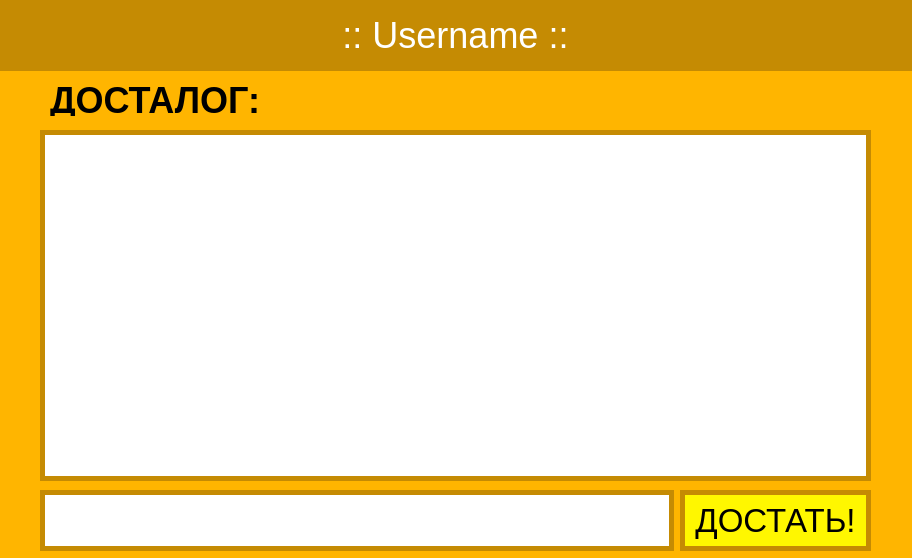
Above: PesterChum/userchat.ui from S032/PesterChum before the change. Below: the same form after it.
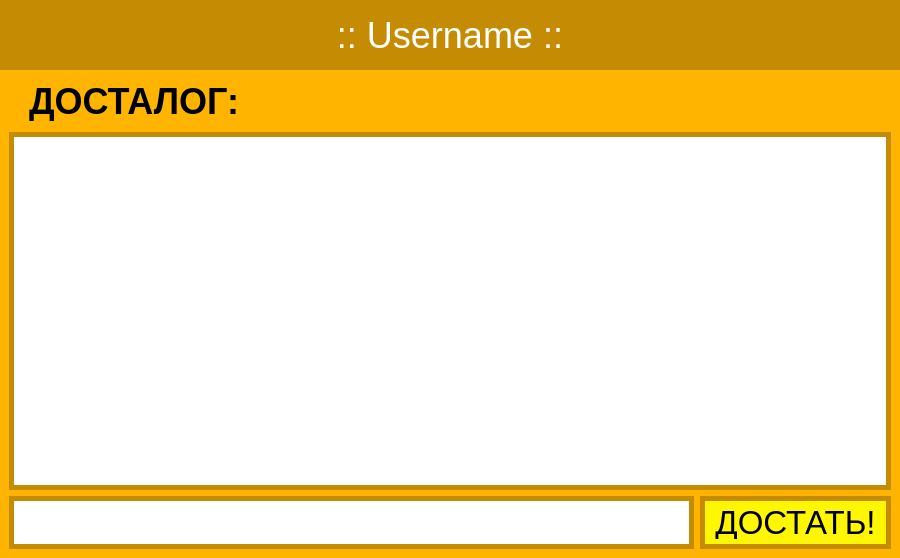
That is the form after the change.

Patch:
```diff
--- a/PesterChum/userchat.ui
+++ b/PesterChum/userchat.ui
@@ -6,10 +6,22 @@
    <rect>
     <x>0</x>
     <y>0</y>
-    <width>912</width>
+    <width>900</width>
     <height>558</height>
    </rect>
   </property>
+  <property name="minimumSize">
+   <size>
+    <width>900</width>
+    <height>0</height>
+   </size>
+  </property>
+  <property name="maximumSize">
+   <size>
+    <width>900</width>
+    <height>16777215</height>
+   </size>
+  </property>
   <property name="palette">
    <palette>
     <active>
@@ -225,14 +237,91 @@
     border-radius: 3px;
     border-radius: 0;</string>
   </property>
+  <layout class="QVBoxLayout" name="verticalLayout">
+   <property name="leftMargin">
+    <number>0</number>
+   </property>
+   <property name="topMargin">
+    <number>0</number>
+   </property>
+   <property name="rightMargin">
+    <number>0</number>
+   </property>
+   <property name="bottomMargin">
+    <number>0</number>
+   </property>
+   <item>
+    <widget class="QLabel" name="label_2">
+     <property name="minimumSize">
+      <size>
+       <width>0</width>
+       <height>70</height>
+      </size>
+     </property>
+     <property name="maximumSize">
+      <size>
+       <width>16777215</width>
+       <height>70</height>
+      </size>
+     </property>
+     <property name="font">
+      <font>
+       <family>MS Sans Serif</family>
+       <pointsize>27</pointsize>
+      </font>
+     </property>
+     <property name="styleSheet">
+      <string notr="true">background-color: rgba(197, 139, 3, 1)</string>
+     </property>
+     <property name="text">
+      <string>:: Username ::</string>
+     </property>
+     <property name="alignment">
+      <set>Qt::AlignCenter</set>
+     </property>
+    </widget>
+   </item>
+   <item>
+    <layout class="QVBoxLayout" name="Dialog">
+     <property name="leftMargin">
+      <number>9</number>
+     </property>
+     <property name="topMargin">
+      <number>0</number>
+     </property>
+     <property name="rightMargin">
+      <number>9</number>
+     </property>
+     <item>
+      <widget class="QLabel" name="label">
+       <property name="maximumSize">
+        <size>
+         <width>16777215</width>
+         <height>50</height>
+        </size>
+       </property>
+       <property name="font">
+        <font>
+         <family>MS Sans Serif</family>
+         <pointsize>27</pointsize>
+         <bold>true</bold>
+        </font>
+       </property>
+       <property name="styleSheet">
+        <string notr="true">color: rgb(0, 0, 0);</string>
+       </property>
+       <property name="text">
+        <string>ДОСТАЛОГ:</string>
+       </property>
+      </widget>
+     </item>
+     <item>
   <widget class="QListView" name="listView">
-   <property name="geometry">
-    <rect>
-     <x>40</x>
-     <y>130</y>
-     <width>831</width>
-     <height>351</height>
-    </rect>
+       <property name="minimumSize">
+        <size>
+         <width>0</width>
+         <height>200</height>
+        </size>
    </property>
    <property name="font">
     <font>
@@ -251,64 +340,20 @@
     <enum>QAbstractItemView::ScrollPerPixel</enum>
    </property>
   </widget>
-  <widget class="QLabel" name="label">
-   <property name="geometry">
-    <rect>
-     <x>30</x>
-     <y>80</y>
-     <width>261</width>
-     <height>41</height>
-    </rect>
-   </property>
-   <property name="font">
-    <font>
-     <family>MS Sans Serif</family>
-     <pointsize>27</pointsize>
-     <bold>true</bold>
-    </font>
-   </property>
-   <property name="styleSheet">
-    <string notr="true">color: rgb(0, 0, 0);</string>
-   </property>
-   <property name="text">
-    <string>ДОСТАЛОГ:</string>
-   </property>
-  </widget>
-  <widget class="QLabel" name="label_2">
-   <property name="geometry">
-    <rect>
-     <x>-10</x>
-     <y>0</y>
-     <width>931</width>
-     <height>71</height>
-    </rect>
-   </property>
-   <property name="font">
-    <font>
-     <family>MS Sans Serif</family>
-     <pointsize>27</pointsize>
-    </font>
-   </property>
-   <property name="styleSheet">
-    <string notr="true">background-color: rgba(197, 139, 3, 1)</string>
-   </property>
-   <property name="text">
-    <string>:: Username ::</string>
-   </property>
-   <property name="alignment">
-    <set>Qt::AlignCenter</set>
-   </property>
-  </widget>
-  <widget class="QWidget" name="layoutWidget">
-   <property name="geometry">
-    <rect>
-     <x>40</x>
-     <y>490</y>
-     <width>831</width>
-     <height>61</height>
-    </rect>
-   </property>
-   <layout class="QHBoxLayout" name="horizontalLayout">
+     </item>
+    </layout>
+   </item>
+   <item>
+    <layout class="QHBoxLayout" name="EditLine">
+     <property name="leftMargin">
+      <number>9</number>
+     </property>
+     <property name="rightMargin">
+      <number>9</number>
+     </property>
+     <property name="bottomMargin">
+      <number>9</number>
+     </property>
     <item>
      <widget class="QLineEdit" name="lineEdit">
       <property name="sizePolicy">
@@ -317,6 +362,12 @@
         <verstretch>0</verstretch>
        </sizepolicy>
       </property>
+       <property name="maximumSize">
+        <size>
+         <width>16777215</width>
+         <height>53</height>
+        </size>
+       </property>
       <property name="font">
        <font>
         <family>MS Serif</family>
@@ -338,6 +389,12 @@
         <verstretch>0</verstretch>
        </sizepolicy>
       </property>
+       <property name="maximumSize">
+        <size>
+         <width>16777215</width>
+         <height>53</height>
+        </size>
+       </property>
       <property name="font">
        <font>
         <family>MS Sans Serif</family>
@@ -366,7 +423,8 @@
      </widget>
     </item>
    </layout>
-  </widget>
+   </item>
+  </layout>
  </widget>
  <resources/>
  <connections/>
```
Lines whose indentation alone changed are shown as unchanged.
